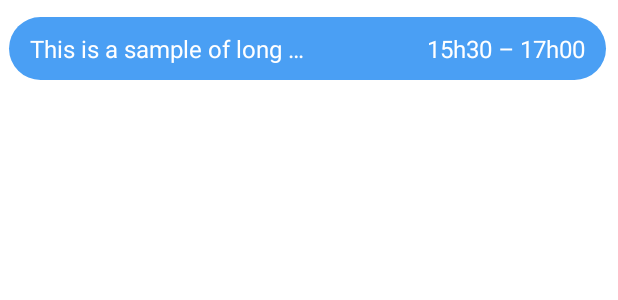
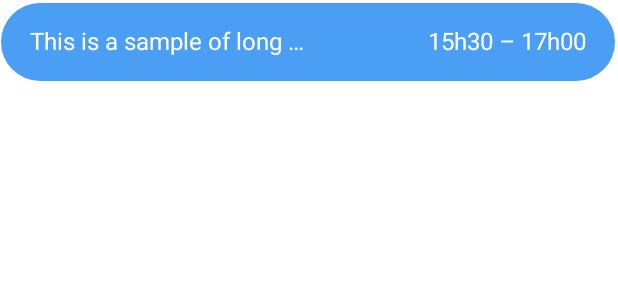
Before and after one commit to dinhquangvinhdev/BookingEvent, an Android app: the layout item_dash_month.xml on its own in the app's theme, with its tools: preview values and no code run, on a phone screen of 412 x 824 dp. Shown: the top 300 px of the screen. Run offline under Robolectric (Android 15) with nearby library versions, the phone set to English and light mode, and no system bars.

Commit message:
seleted day and change background color

```diff
--- /dev/null
+++ b/app/src/main/res/drawable/rounded_item_dash_month.xml
@@ -0,0 +1,13 @@
+<?xml version="1.0" encoding="utf-8"?>
+<layer-list
+    xmlns:android="http://schemas.android.com/apk/res/android">
+    <item
+        android:left="1dp"
+        android:right="1dp"
+        android:top="2dp">
+        <shape android:shape="rectangle">
+            <solid android:color="@color/selectColor"/>
+            <corners android:radius="50dp"/>
+        </shape>
+    </item>
+</layer-list>
--- a/app/src/main/res/layout/calendar_day_layout.xml
+++ b/app/src/main/res/layout/calendar_day_layout.xml
@@ -6,7 +6,5 @@
     android:layout_height="match_parent"
     android:layout_margin="5dp"
     android:gravity="center"
-    android:textColor="@color/black"
     android:textSize="16sp"
-    tools:background="@color/selectColor"
     tools:text="22" />
--- a/app/src/main/res/layout/item_dash_month.xml
+++ b/app/src/main/res/layout/item_dash_month.xml
@@ -3,9 +3,8 @@
     android:id="@+id/ll_item_dash_month"
     android:layout_width="match_parent"
     android:layout_height="54dp"
-    android:layout_marginTop="5dp"
-    android:layout_marginEnd="2dp"
-    android:background="@drawable/rounded_tab">
+    android:layout_marginEnd="1dp"
+    android:background="@drawable/rounded_item_dash_month">
 
     <TextView xmlns:android="http://schemas.android.com/apk/res/android"
         android:id="@+id/tv_title"
```
Also changed, not shown: app/src/main/java/com/vdev/bookingevent/adapter/DayViewContainer.java (deleted, +0 -22 lines), app/src/main/java/com/vdev/bookingevent/adapter/EventsDashMonthAdapter.java (+3 -5 lines), app/src/main/java/com/vdev/bookingevent/view/fragment/DashboardMonthFragment.java (+82 -13 lines), app/src/main/res/drawable/rounded_outline_blue.xml (added, +16 -0 lines).
